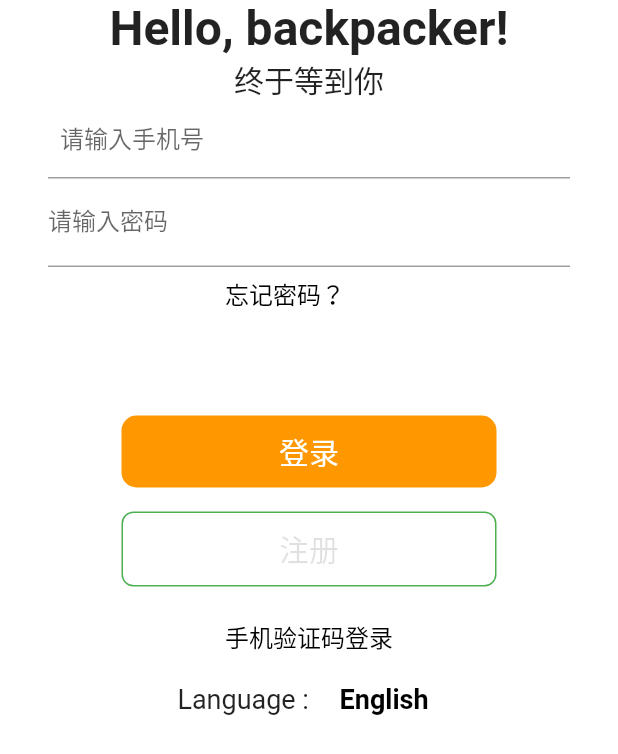
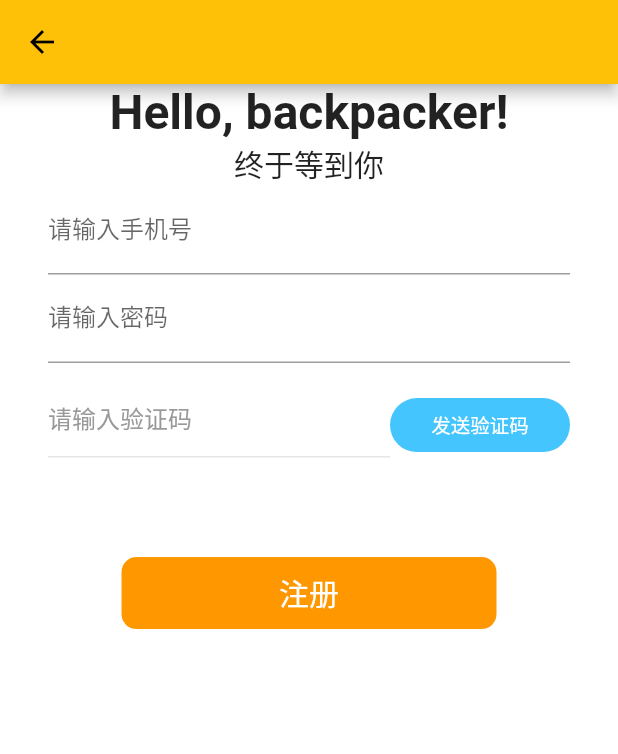
Before and after one commit to yizhi0202/recordYourday, a Flutter app: the screen it shows after launch, after a tap on "注册", on a phone screen of 412 x 824 dp. Shown: the top 754 px of the screen. Run offline on Flutter 3.47's test engine with Material 2 defaults, Android fonts, the phone set to English and light mode, and no system bars; drawn by our look-alikes of getwidget; our stand-ins replace flutter_swipe_action_cell, font_awesome_flutter, shared_preferences; missing offline and left inert: fancy_bar.

Commit message:
add base login pages

```diff
--- a/lib/pages/Under_Selfhome_Pages/loginPassPage.dart
+++ b/lib/pages/Under_Selfhome_Pages/loginPassPage.dart
@@ -1,5 +1,5 @@
 import 'package:flutter/material.dart';
-import 'package:getwidget/getwidget.dart';
+// import '../../routes/Routes.dart';
 
 class loginPassPage extends StatelessWidget {
   @override
@@ -25,9 +25,7 @@ class loginPassPage extends StatelessWidget {
                   padding: EdgeInsets.only(left: 32, right: 32),
                   child: TextField(
                     keyboardType: TextInputType.number,
-                    decoration: InputDecoration(
-                        contentPadding: EdgeInsets.all(8.0),
-                        labelText: '请输入手机号'),
+                    decoration: InputDecoration(labelText: '请输入手机号'),
                   ),
                 ),
                 Padding(
@@ -37,12 +35,17 @@ class loginPassPage extends StatelessWidget {
                     decoration: InputDecoration(labelText: '请输入密码'),
                   ),
                 ),
-                GFButton(
-                  onPressed: () {},
-                  text: "忘记密码？",
-                  textStyle: TextStyle(fontSize: 16, color: Colors.black),
-                  type: GFButtonType.transparent,
-                  padding: EdgeInsets.only(right: 32),
+                TextButton(
+                  onPressed: () {
+                    Navigator.pushNamed(context, '/findPass');
+                  },
+                  child: Text(
+                    '忘记密码？',
+                    style: TextStyle(
+                        fontSize: 18,
+                        fontWeight: FontWeight.bold,
+                        color: Colors.black),
+                  ),
                 ),
                 SizedBox(height: 32),
                 Container(
@@ -71,14 +74,22 @@ class loginPassPage extends StatelessWidget {
                   child: TextButton(
                     child: Text('注册',
                         style: TextStyle(fontSize: 20, color: Colors.black12)),
-                    onPressed: () {},
+                    onPressed: () {
+                      Navigator.pushNamed(context, '/signUp');
+                    },
                   ),
                 ),
-                GFButton(
-                  onPressed: () {},
-                  text: "手机验证码登录",
-                  textStyle: TextStyle(fontSize: 16, color: Colors.black),
-                  type: GFButtonType.transparent,
+                TextButton(
+                  onPressed: () {
+                    Navigator.pushNamed(context, '/loginCode');
+                  },
+                  child: Text(
+                    '手机验证码登录',
+                    style: TextStyle(
+                        fontSize: 18,
+                        fontWeight: FontWeight.bold,
+                        color: Colors.black),
+                  ),
                 ),
                 Row(
                   mainAxisAlignment: MainAxisAlignment.center,
--- a/lib/pages/Under_Selfhome_Pages/signUpPage.dart
+++ b/lib/pages/Under_Selfhome_Pages/signUpPage.dart
@@ -0,0 +1,73 @@
+import 'package:flutter/material.dart';
+import '../../res/module/loginFun/vertificationBox.dart';
+
+class signUpPage extends StatelessWidget {
+  @override
+  Widget build(BuildContext context) {
+    return Scaffold(
+      appBar: AppBar(
+        leading: IconButton(
+          onPressed: () {
+            Navigator.of(context).pop();
+          },
+          icon: Icon(Icons.arrow_back),
+        ),
+      ),
+      backgroundColor: Colors.white,
+      body: Stack(
+        children: <Widget>[
+          Align(
+            alignment: Alignment.topCenter,
+            child: Column(
+              mainAxisSize: MainAxisSize.min,
+              children: <Widget>[
+                Text(
+                  'Hello, backpacker!',
+                  style: TextStyle(fontSize: 32, fontWeight: FontWeight.bold),
+                ),
+                Text(
+                  '终于等到你',
+                  style: TextStyle(fontSize: 20),
+                ),
+                Padding(
+                  padding: EdgeInsets.only(left: 32, right: 32),
+                  child: TextField(
+                    keyboardType: TextInputType.number,
+                    decoration: InputDecoration(
+                        labelText: '请输入手机号',
+                        labelStyle: TextStyle(fontSize: 16.0)),
+                  ),
+                ),
+                Padding(
+                  padding: EdgeInsets.only(left: 32, right: 32),
+                  child: TextField(
+                    obscureText: true,
+                    decoration: InputDecoration(
+                        labelText: '请输入密码',
+                        labelStyle: TextStyle(fontSize: 16)),
+                  ),
+                ),
+                MyBody(),
+                SizedBox(height: 32),
+                Container(
+                  margin: EdgeInsets.only(top: 32, bottom: 16),
+                  decoration: BoxDecoration(
+                    color: Colors.orange,
+                    shape: BoxShape.rectangle,
+                    borderRadius: BorderRadius.all(Radius.circular(10)),
+                  ),
+                  width: 250,
+                  child: TextButton(
+                    child: Text('注册',
+                        style: TextStyle(fontSize: 20, color: Colors.white)),
+                    onPressed: () {},
+                  ),
+                ),
+              ],
+            ),
+          )
+        ],
+      ),
+    );
+  }
+}
--- /dev/null
+++ b/lib/res/module/loginFun/vertificationBox.dart
@@ -0,0 +1,137 @@
+import 'dart:async';
+
+import 'package:flutter/material.dart';
+import 'package:flutter/services.dart';
+
+class MyBody extends StatefulWidget {
+  @override
+  _MyBodyState createState() => _MyBodyState();
+}
+
+class _MyBodyState extends State<MyBody> {
+  bool isButtonEnable = true; //按钮状态 是否可点击
+  String buttonText = '发送验证码'; //初始文本
+  int count = 60; //初始倒计时时间
+  Timer timer =
+      Timer.periodic(Duration(seconds: 1), (Timer timer) {}); //倒计时的计时器
+  TextEditingController mController = TextEditingController();
+
+  void _buttonClickListen() {
+    setState(() {
+      if (isButtonEnable) {
+        //当按钮可点击时
+        isButtonEnable = false; //按钮状态标记
+        _initTimer();
+
+        return null; //返回null按钮禁止点击
+      } else {
+        //当按钮不可点击时
+//  debugPrint('false');
+        return null; //返回null按钮禁止点击
+      }
+    });
+  }
+
+  void _initTimer() {
+    timer = new Timer.periodic(Duration(seconds: 1), (Timer timer) {
+      count--;
+      setState(() {
+        if (count == 0) {
+          timer.cancel(); //倒计时结束取消定时器
+          isButtonEnable = true; //按钮可点击
+          count = 60; //重置时间
+          buttonText = '发送验证码'; //重置按钮文本
+        } else {
+          buttonText = '重新发送($count)'; //更新文本内容
+        }
+      });
+    });
+  }
+
+  @override
+  void dispose() {
+    //销毁计时器
+    if (timer.isActive) timer.cancel();
+    super.dispose();
+  }
+
+  @override
+  Widget build(BuildContext context) {
+    return Container(
+      child: Column(
+//  mainAxisAlignment: MainAxisAlignment.center,
+        children: <Widget>[
+          Container(
+            color: Colors.white,
+            padding: EdgeInsets.only(left: 32, right: 32),
+            child: Row(
+              mainAxisAlignment: MainAxisAlignment.spaceBetween,
+//     crossAxisAlignment: CrossAxisAlignment.center,
+              crossAxisAlignment: CrossAxisAlignment.baseline,
+              textBaseline: TextBaseline.ideographic,
+              children: <Widget>[
+                Expanded(
+                  child: Padding(
+                    padding: EdgeInsets.only(top: 15),
+                    child: TextFormField(
+                      maxLines: 1,
+                      onSaved: (value) {},
+                      controller: mController,
+                      textAlign: TextAlign.left,
+                      inputFormatters: [
+                        FilteringTextInputFormatter.digitsOnly,
+                        LengthLimitingTextInputFormatter(6)
+                      ],
+                      decoration: InputDecoration(
+                          hintText: ('请输入验证码'),
+                          contentPadding: EdgeInsets.only(top: -5, bottom: 0),
+                          hintStyle: TextStyle(
+                            color: Color(0xff999999),
+                            fontSize: 16,
+                          ),
+                          alignLabelWithHint: true,
+                          enabledBorder: UnderlineInputBorder(
+                              borderSide: BorderSide(color: Color(0x19000000)))
+                          //border: OutlineInputBorder(borderSide: BorderSide.none),
+                          ),
+                    ),
+                  ),
+                ),
+                Container(
+                  width: 120,
+                  child: FlatButton(
+                    disabledColor: Colors.grey.withOpacity(0.1), //按钮禁用时的颜色
+                    disabledTextColor: Colors.white, //按钮禁用时的文本颜色
+                    textColor: isButtonEnable
+                        ? Colors.white
+                        : Colors.black.withOpacity(0.2), //文本颜色
+                    color: isButtonEnable
+                        ? Color(0xff44c5fe)
+                        : Colors.grey.withOpacity(0.1), //按钮的颜色
+                    splashColor: isButtonEnable
+                        ? Colors.white.withOpacity(0.1)
+                        : Colors.transparent,
+                    shape: StadiumBorder(side: BorderSide.none),
+                    onPressed: () {
+                      //http 发送信息
+                      setState(() {
+                        _buttonClickListen();
+                      });
+                    },
+//      child: Text('重新发送 (${secondSy})'),
+                    child: Text(
+                      '$buttonText',
+                      style: TextStyle(
+                        fontSize: 13,
+                      ),
+                    ),
+                  ),
+                ),
+              ],
+            ),
+          ),
+        ],
+      ),
+    );
+  }
+}
```
Also changed, not shown: lib/pages/Under_Selfhome_Pages/editPassPage.dart (+73 -0 lines), lib/pages/Under_Selfhome_Pages/findPassPage.dart (+64 -0 lines), lib/pages/Under_Selfhome_Pages/loginCodePage.dart (+57 -10 lines), lib/routes/Routes.dart (+7 -1 lines).
